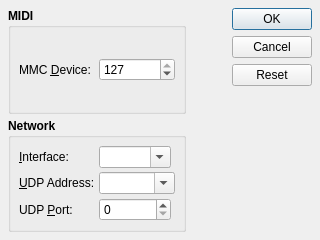
Old version of the form src/qmidictlOptionsForm.ui in the repository rncbc/qmidictl.
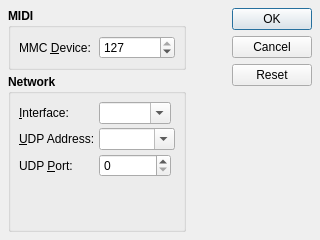
New version of the form. Icons and pictures are not drawn.

Commit message: - [androidx] Options dialog combo-boxes width and height fixing.

Diff of the .ui file:
```diff
--- a/src/qmidictlOptionsForm.ui
+++ b/src/qmidictlOptionsForm.ui
@@ -198,6 +198,19 @@
           </property>
          </widget>
         </item>
+        <item row="3" column="0" colspan="3">
+         <spacer>
+          <property name="orientation">
+           <enum>Qt::Vertical</enum>
+          </property>
+          <property name="sizeHint" stdset="0">
+           <size>
+            <width>20</width>
+            <height>8</height>
+           </size>
+          </property>
+         </spacer>
+        </item>
        </layout>
       </widget>
      </item>
```
The commit also changes 2 other files.
